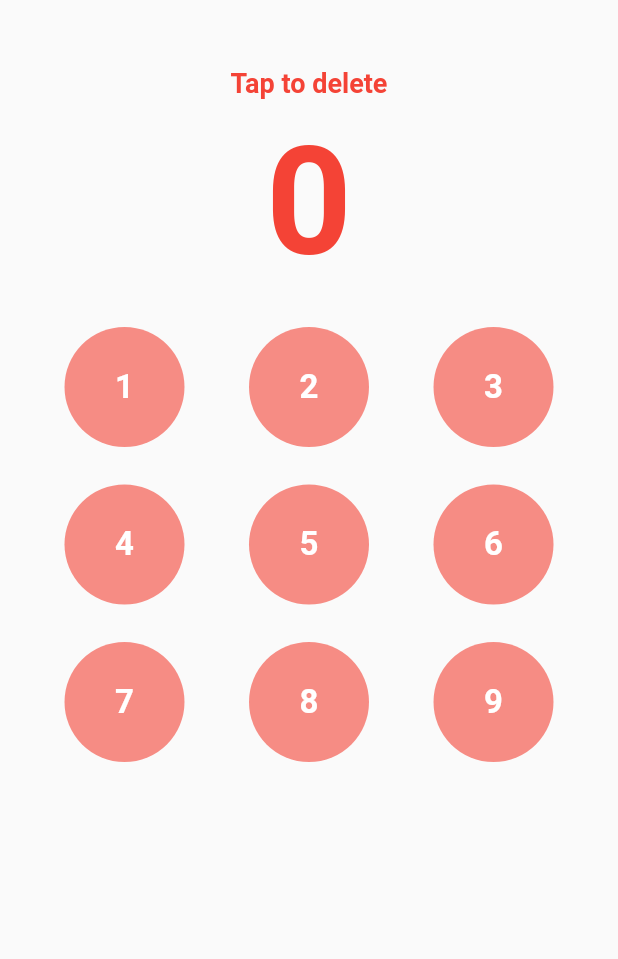
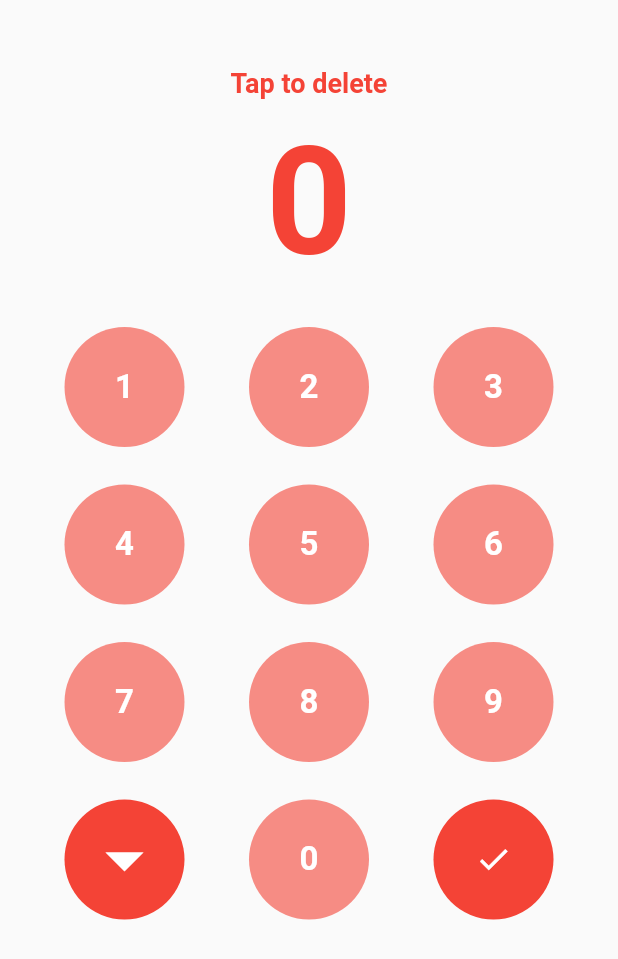
Before and after one commit to AkashRajpurohit/Currency-Converter, a Flutter app: the WhiteInputPage screen opened directly, on a phone screen of 412 x 824 dp. Shown: the top 959 px of the screen. Run offline on Flutter 3.47's test engine with Material 2 defaults, Android fonts, the phone set to English and light mode, and no system bars.

Commit message:
:art: final row of numpad

```diff
--- a/lib/screens/white_input.dart
+++ b/lib/screens/white_input.dart
@@ -1,3 +1,4 @@
+import 'package:currency_converter/shared/final_row.dart';
 import 'package:currency_converter/shared/number_row.dart';
 import 'package:flutter/material.dart';
 
@@ -78,7 +79,14 @@ class _WhiteInputPageState extends State<WhiteInputPage> {
             updateCurrentInput: updateCurrentInput,
             currentInputValue: currentInput
           ),
-
+          SizedBox(height: 25.0),
+          finalRow(
+            color1: Colors.red,
+            color2: Colors.white,
+            updateCurrentInput: updateCurrentInput,
+            currentInputValue: currentInput,
+            context: context
+          )
         ],
       ),
     );
--- /dev/null
+++ b/lib/shared/final_row.dart
@@ -0,0 +1,99 @@
+import 'package:flutter/material.dart';
+
+Widget finalRow(
+    {
+      int currentInputValue,
+      Color color1,
+      Color color2,
+      Function updateCurrentInput,
+      BuildContext context
+    }) {
+  return Row(
+    mainAxisAlignment: MainAxisAlignment.spaceEvenly,
+    children: <Widget>[
+      Container(
+        height: 80.0,
+        width: 80.0,
+        decoration: BoxDecoration(
+          borderRadius: BorderRadius.circular(40.0),
+          color: color1,
+        ),
+        child: InkWell(
+          onTap: () {
+            Navigator.pop(context);
+          },
+          borderRadius: BorderRadius.circular(40.0),
+          splashColor: color1,
+          hoverColor: color1,
+          focusColor: color1,
+          highlightColor: color1,
+          child: Center(
+            child: Icon(
+              Icons.arrow_drop_down,
+              color: color2,
+              size: 60.0
+            ),
+          ),
+        ),
+      ),
+      Container(
+        height: 80.0,
+        width: 80.0,
+        decoration: BoxDecoration(
+          borderRadius: BorderRadius.circular(40.0),
+          color: color1.withOpacity(0.6),
+        ),
+        child: InkWell(
+          onTap: () {
+            _calculateNumber(0, currentInputValue, updateCurrentInput);
+          },
+          borderRadius: BorderRadius.circular(40.0),
+          splashColor: color1,
+          hoverColor: color1,
+          focusColor: color1,
+          highlightColor: color1,
+          child: Center(
+            child: Text(
+              '0',
+              style: TextStyle(
+                  color: color2, fontSize: 22.0, fontWeight: FontWeight.bold),
+            ),
+          ),
+        ),
+      ),
+      Container(
+        height: 80.0,
+        width: 80.0,
+        decoration: BoxDecoration(
+          borderRadius: BorderRadius.circular(40.0),
+          color: color1,
+        ),
+        child: InkWell(
+          onTap: () {
+
+          },
+          borderRadius: BorderRadius.circular(40.0),
+          splashColor: color1,
+          hoverColor: color1,
+          focusColor: color1,
+          highlightColor: color1,
+          child: Center(
+            child: Icon(
+              Icons.check,
+              color: color2,
+              size: 25.0
+            ),
+          ),
+        ),
+      ),
+    ],
+  );
+}
+
+_calculateNumber(int number, int currentInputValue, Function updateCurrentInput) {
+  if(currentInputValue == 0) {
+    updateCurrentInput(number);
+  } else {
+    updateCurrentInput((currentInputValue * 10) + number);
+  }
+}
```
